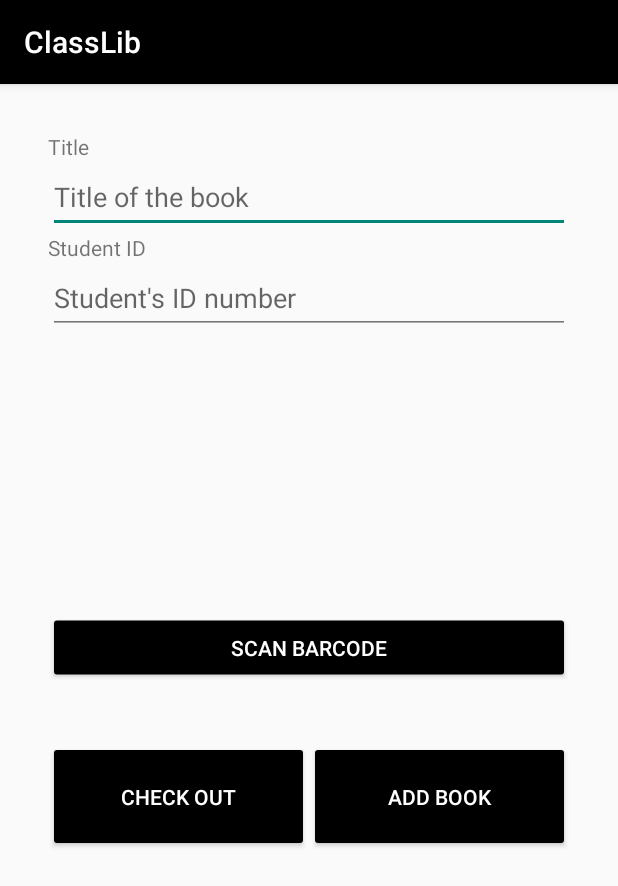
After one commit to clairemvweber/ClassLib, an Android app: the CheckoutActivity screen opened directly, with no data from a screen before it, on a phone screen of 412 x 824 dp. The commit adds this screen. Shown: the top 886 px of the screen. Run offline under Robolectric (Android 15) with nearby library versions, the phone set to English and light mode, and no system bars.

Commit message:
Added skip button for login, added activity for checkout (no functionality yet)

```diff
--- a/app/src/main/AndroidManifest.xml
+++ b/app/src/main/AndroidManifest.xml
@@ -26,6 +26,7 @@
         </activity>
         <activity android:name=".RegistrationActivity" />
         <activity android:name=".DashboardActivity" />
+        <activity android:name=".CheckoutActivity" />
     </application>
 
 </manifest>
--- /dev/null
+++ b/app/src/main/java/com/example/classlib/CheckoutActivity.kt
@@ -0,0 +1,22 @@
+package com.example.classlib
+
+import androidx.appcompat.app.AppCompatActivity
+import android.os.Bundle
+import android.view.Menu
+import android.widget.Button
+import android.widget.EditText
+import android.widget.Spinner
+
+class CheckoutActivity : AppCompatActivity() {
+    override fun onCreate(savedInstanceState: Bundle?) {
+        super.onCreate(savedInstanceState)
+        setContentView(R.layout.activity_checkout)
+
+        initializeUI()
+
+    }
+    private fun initializeUI() {
+
+    }
+
+}
--- a/app/src/main/java/com/example/classlib/DashboardActivity.kt
+++ b/app/src/main/java/com/example/classlib/DashboardActivity.kt
@@ -15,9 +15,14 @@ class DashboardActivity : AppCompatActivity() {
         setContentView(R.layout.activity_dashboard)
         initializeUI()
         addBtn.setOnClickListener { addBook() }
+        checkoutBtn.setOnClickListener { checkout()}
     }
     private fun addBook(){
         startActivity(Intent(this@DashboardActivity, AddActivity::class.java))
+    }
+
+    private fun checkout(){
+        startActivity(Intent(this@DashboardActivity, CheckoutActivity::class.java))
     }
     private fun initializeUI() {
         searchBtn = findViewById(R.id.searchLibraryButton)
--- a/app/src/main/java/com/example/classlib/LoginActivity.kt
+++ b/app/src/main/java/com/example/classlib/LoginActivity.kt
@@ -21,6 +21,7 @@ class LoginActivity : AppCompatActivity() {
     private lateinit var loginBtn: Button
     private lateinit var registerText: TextView
     private lateinit var progressBar: ProgressBar
+    private lateinit var loginSkip: Button
     private var mAuth: FirebaseAuth? = null
 
     override fun onCreate(savedInstanceState: Bundle?) {
@@ -33,6 +34,9 @@ class LoginActivity : AppCompatActivity() {
         registerText.paintFlags = Paint.UNDERLINE_TEXT_FLAG
         registerText.setOnClickListener {
             startActivity(Intent(this, RegistrationActivity::class.java))
+        }
+        loginSkip.setOnClickListener{
+            startActivity(Intent(this@LoginActivity, DashboardActivity::class.java))
         }
         loginBtn.setOnClickListener { loginUserAccount() }
     }
@@ -86,5 +90,6 @@ class LoginActivity : AppCompatActivity() {
         registerText = findViewById(R.id.registertext)
         loginBtn = findViewById(R.id.login)
         progressBar = findViewById(R.id.progressBar)
+        loginSkip = findViewById(R.id.skip)
     }
 }
--- /dev/null
+++ b/app/src/main/res/layout/activity_checkout.xml
@@ -0,0 +1,66 @@
+<?xml version="1.0" encoding="utf-8"?>
+<LinearLayout xmlns:android="http://schemas.android.com/apk/res/android"
+    xmlns:tools="http://schemas.android.com/tools"
+    android:layout_width="match_parent"
+    android:layout_height="match_parent"
+    android:orientation="vertical"
+    android:padding="32dp"
+    tools:context=".AddActivity">
+
+  <TextView
+      android:id="@+id/title_label"
+      android:layout_width="wrap_content"
+      android:layout_height="wrap_content"
+      android:text="@string/title_string" />
+
+  <EditText
+      android:id="@+id/book_title_return"
+      android:layout_width="match_parent"
+      android:layout_height="wrap_content"
+      android:hint="@string/hint_title"
+      android:inputType="text"
+      android:minHeight="48dp" />
+
+  <TextView
+      android:id="@+id/author_label"
+      android:layout_width="wrap_content"
+      android:layout_height="wrap_content"
+      android:text="@string/student_id" />
+
+  <EditText
+      android:id="@+id/student_id_return"
+      android:layout_width="match_parent"
+      android:layout_height="wrap_content"
+      android:hint="@string/hint_student_id"
+      android:inputType="text"
+      android:minHeight="48dp" />
+
+  <Button
+      android:id="@+id/scan_barcode_return"
+      android:layout_width="match_parent"
+      android:layout_height="wrap_content"
+      android:text="Scan barcode"
+      android:translationY="185dp" />
+
+  <LinearLayout
+      android:layout_width="match_parent"
+      android:layout_height="match_parent"
+      android:gravity="center_vertical"
+      android:orientation="horizontal">
+
+    <Button
+        android:id="@+id/checkout_Button"
+        android:layout_width="0dp"
+        android:layout_height="74dp"
+        android:layout_weight="1"
+        android:text="Check Out" />
+
+    <Button
+        android:id="@+id/add_button_return"
+        android:layout_width="0dp"
+        android:layout_height="74dp"
+        android:layout_weight="1"
+        android:text="@string/add_string" />
+  </LinearLayout>
+
+</LinearLayout>
--- a/app/src/main/res/layout/activity_login.xml
+++ b/app/src/main/res/layout/activity_login.xml
@@ -55,4 +55,10 @@
         android:layout_width="wrap_content"
         android:layout_height="wrap_content"
         android:visibility="gone" />
+
+    <Button
+        android:id="@+id/skip"
+        android:layout_width="115dp"
+        android:layout_height="wrap_content"
+        android:text="skip login" />
 </LinearLayout>
--- a/app/src/main/res/values/strings.xml
+++ b/app/src/main/res/values/strings.xml
@@ -20,4 +20,7 @@
     <string name="copies_string">Number of Copies</string>
     <string name="barcode_string">Scan Barcode</string>
     <string name="report_string">Reports</string>
+    <string name="hint_student_id">Student\'s ID number</string>
+    <string name="hint_title">Title of the book</string>
+    <string name="student_id">Student ID</string>
 </resources>
```
